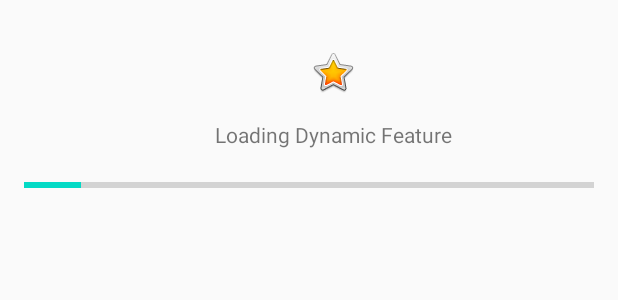
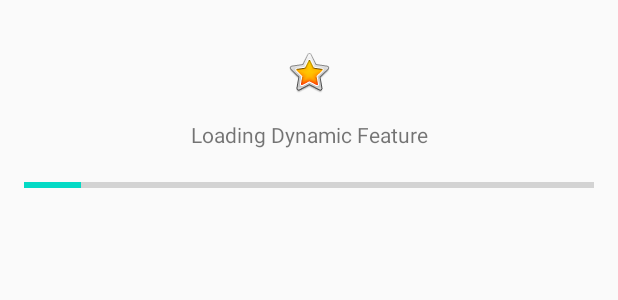
Before and after one commit to simtop/BillionBeers, an Android app: the layout fragment_progress.xml on its own in the app's theme, with its tools: preview values and no code run, on a phone screen of 412 x 824 dp. Shown: the top 300 px of the screen. Run offline under Robolectric (Android 15) with nearby library versions, the phone set to English and light mode, and no system bars.

Commit message:
Small UI Fix

```diff
--- a/buildSrc/src/main/kotlin/ApplicationConfig.kt
+++ b/buildSrc/src/main/kotlin/ApplicationConfig.kt
@@ -5,6 +5,6 @@ object ApplicationConfig {
     const val minSdk = 21
     const val targetSdk = 30
 
-    const val versionCode = 24
-    const val versionName = "0.20"
+    const val versionCode = 25
+    const val versionName = "0.21"
 }
--- a/presentation_utils/src/main/res/layout/fragment_progress.xml
+++ b/presentation_utils/src/main/res/layout/fragment_progress.xml
@@ -11,11 +11,11 @@
         android:layout_width="wrap_content"
         android:layout_height="wrap_content"
         android:layout_marginStart="32dp"
-        android:layout_marginLeft="32dp"
         android:layout_marginTop="32dp"
+        android:layout_marginEnd="32dp"
         android:src="@android:drawable/btn_star_big_on"
+        app:layout_constraintEnd_toEndOf="parent"
         app:layout_constraintStart_toStartOf="parent"
-        app:layout_constraintEnd_toEndOf="parent"
         app:layout_constraintTop_toTopOf="parent" />
 
     <TextView
```
